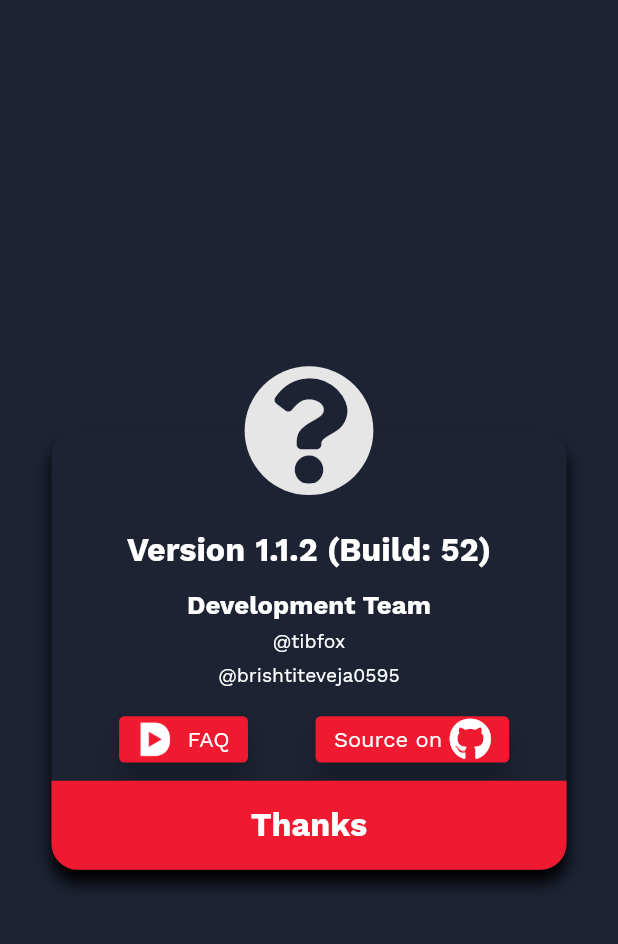
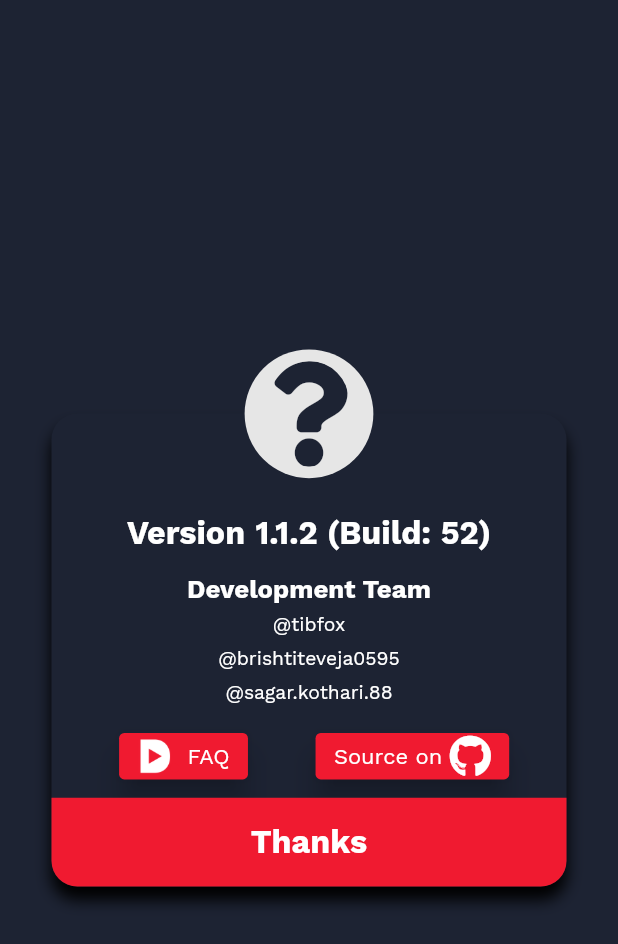
Before and after one commit to dtube/DTubeGo, a Flutter app: the AboutDialog widget shown alone on an empty page, opened directly, on a phone screen of 412 x 824 dp. Shown: the top 944 px of the screen. Run offline on Flutter 3.47's test engine with Material 2 defaults, Android fonts, the phone set to English and light mode, and no system bars; our stand-ins replace another_flushbar, better_player, bloc, cached_network_image, carousel_slider, dio and 25 more; missing offline and left inert: auto_orientation, bs58, bs58check, chips_input, decorated_icon, disk_space and 8 more; accounts and stored records are empty; network calls fail.

Commit message:
added sagar to the dev team list

```diff
--- a/lib/ui/MainContainer/MenuButton.dart
+++ b/lib/ui/MainContainer/MenuButton.dart
@@ -188,6 +188,10 @@ class _VersionDialogState extends State<AboutDialog> {
                         padding: EdgeInsets.only(top: 1.h),
                         child: Text("@brishtiteveja0595"),
                       ),
+                      Padding(
+                        padding: EdgeInsets.only(top: 1.h),
+                        child: Text("@sagar.kothari.88"),
+                      ),
                     ],
                   ),
                 ),
```
